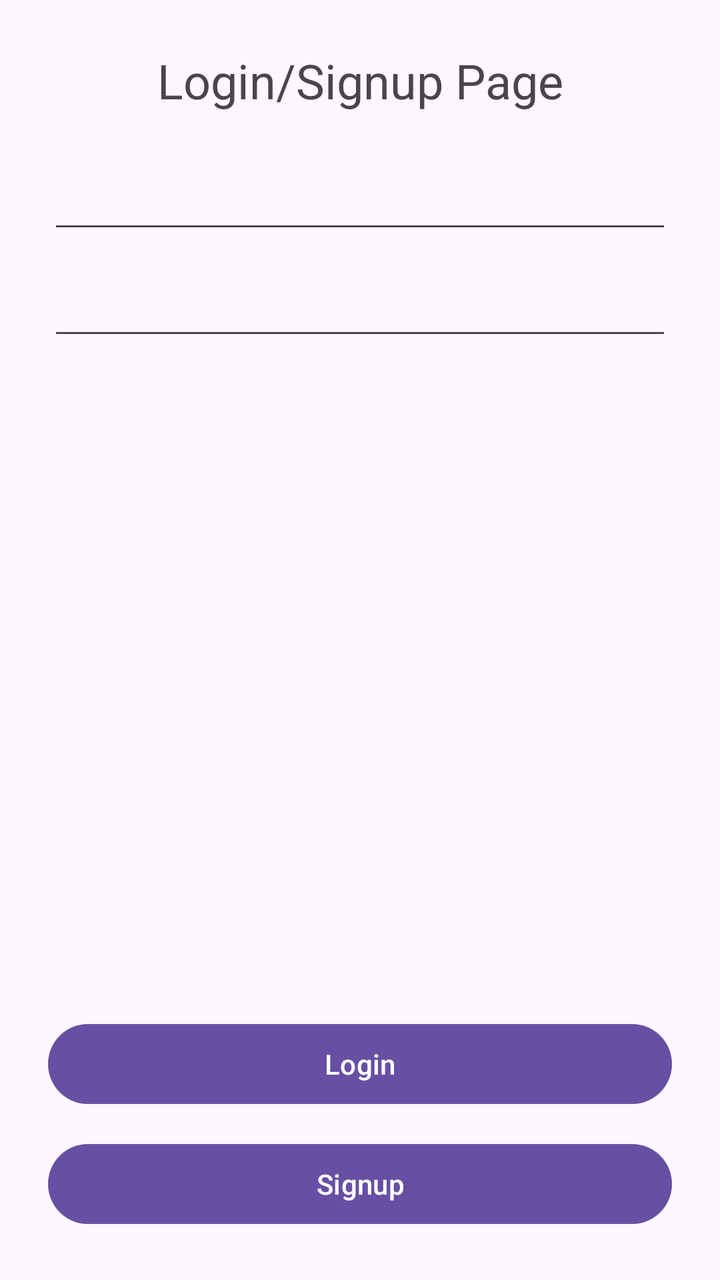
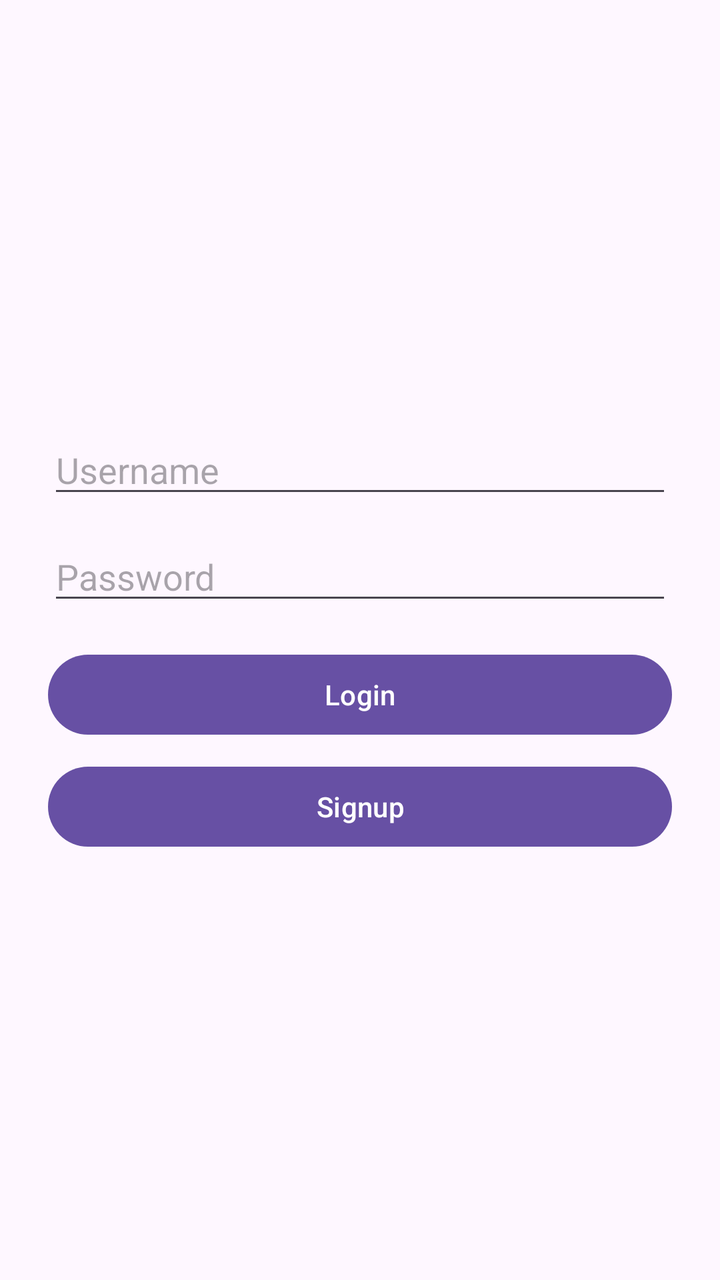

An Android layout rendered at two revisions. The XML below is the earlier revision; the diff shows what the commit changed to produce the second picture.
<!-- AndroidManifest.xml: application theme Theme.AndroidExample -->
<!-- res/layout/fragment_login.xml -->
<?xml version="1.0" encoding="utf-8"?>
<RelativeLayout xmlns:android="http://schemas.android.com/apk/res/android"
    android:layout_width="match_parent"
    android:layout_height="match_parent"
    android:padding="24dp">

    
    <LinearLayout
        android:id="@+id/top_section"
        android:orientation="vertical"
        android:layout_width="match_parent"
        android:layout_height="wrap_content"
        android:layout_alignParentTop="true">

        <TextView
            android:text="Login/Signup Page"
            android:layout_width="match_parent"
            android:layout_height="wrap_content"
            android:textSize="24sp"
            android:gravity="center"
            android:paddingBottom="24dp"/>

        <EditText
            android:id="@+id/username_input"
            android:layout_width="match_parent"
            android:layout_height="wrap_content" />

        <EditText
            android:id="@+id/password_input"
            android:inputType="textPassword"
            android:layout_width="match_parent"
            android:layout_height="wrap_content"
            android:layout_marginTop="12dp"/>
    </LinearLayout>

    
    <LinearLayout
        android:id="@+id/bottom_section"
        android:orientation="vertical"
        android:layout_width="match_parent"
        android:layout_height="wrap_content"
        android:layout_alignParentBottom="true">

        <Button
            android:id="@+id/login_btn"
            android:text="Login"
            android:layout_width="match_parent"
            android:layout_height="wrap_content"
            android:layout_marginBottom="12dp"/>

        <Button
            android:id="@+id/signup_btn"
            android:text="Signup"
            android:layout_width="match_parent"
            android:layout_height="wrap_content"/>
    </LinearLayout>

</RelativeLayout>
<!-- resources referenced by this layout -->
<resources>
  <style name="Theme.AndroidExample" parent="Base.Theme.AndroidExample" />
  <style name="Base.Theme.AndroidExample" parent="Theme.Material3.DayNight.NoActionBar">
          
          
      </style>
</resources>

<!-- the commit's change to res/layout/fragment_login.xml (unified diff, before → after) -->
@@ -6,53 +6,39 @@
 
     
     <LinearLayout
-        android:id="@+id/top_section"
+        android:id="@+id/login_section"
         android:orientation="vertical"
         android:layout_width="match_parent"
         android:layout_height="wrap_content"
-        android:layout_alignParentTop="true">
-
-        <TextView
-            android:text="Login/Signup Page"
-            android:layout_width="match_parent"
-            android:layout_height="wrap_content"
-            android:textSize="24sp"
-            android:gravity="center"
-            android:paddingBottom="24dp"/>
+        android:layout_centerInParent="true">
 
         <EditText
             android:id="@+id/username_input"
             android:layout_width="match_parent"
-            android:layout_height="wrap_content" />
+            android:layout_height="wrap_content"
+            android:hint="Username" />
 
         <EditText
             android:id="@+id/password_input"
             android:inputType="textPassword"
             android:layout_width="match_parent"
             android:layout_height="wrap_content"
+            android:hint="Password"
             android:layout_marginTop="12dp"/>
-    </LinearLayout>
-
-    
-    <LinearLayout
-        android:id="@+id/bottom_section"
-        android:orientation="vertical"
-        android:layout_width="match_parent"
-        android:layout_height="wrap_content"
-        android:layout_alignParentBottom="true">
 
         <Button
             android:id="@+id/login_btn"
             android:text="Login"
             android:layout_width="match_parent"
             android:layout_height="wrap_content"
-            android:layout_marginBottom="12dp"/>
+            android:layout_marginTop="16dp"/>
 
         <Button
             android:id="@+id/signup_btn"
             android:text="Signup"
             android:layout_width="match_parent"
-            android:layout_height="wrap_content"/>
+            android:layout_height="wrap_content"
+            android:layout_marginTop="8dp"/>
     </LinearLayout>
 
 </RelativeLayout>
